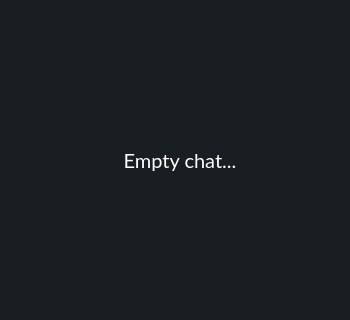
The window that PhoneManagerGUI/ui/chat.ui (tarashunchak/PhoneCompanyManager) describes before a commit, drawn with Qt 5; both pictures show x 0 to 350 and y 115 to 435 of the 350 by 600 pixel window.
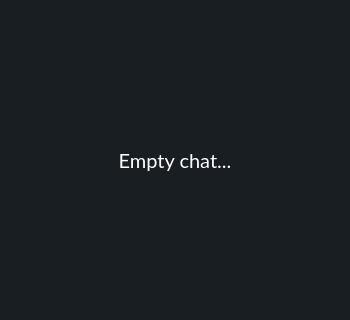
The same window after the commit.

```diff
--- a/PhoneManagerGUI/ui/chat.ui
+++ b/PhoneManagerGUI/ui/chat.ui
@@ -209,9 +209,9 @@
   <widget class="QLabel" name="empty_chat_label">
    <property name="geometry">
     <rect>
-     <x>100</x>
+     <x>0</x>
      <y>260</y>
-     <width>160</width>
+     <width>350</width>
      <height>30</height>
     </rect>
    </property>
@@ -223,8 +223,9 @@
    </property>
    <property name="styleSheet">
     <string notr="true">color:white;
-font-family:Lato;
-font-size:20px;</string>
+font-family:Lato, Arial, Consolas;
+font-size:20px;
+background-color:transparent;</string>
    </property>
    <property name="text">
     <string>Empty chat...</string>
```
